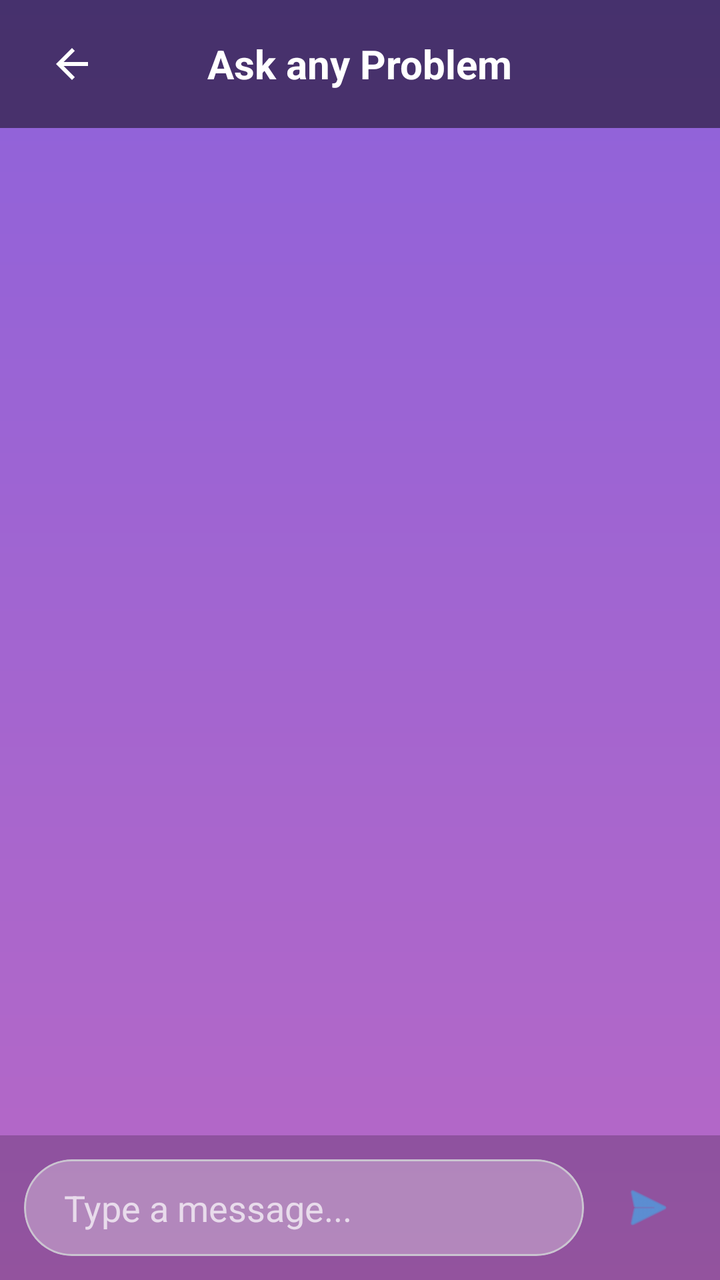
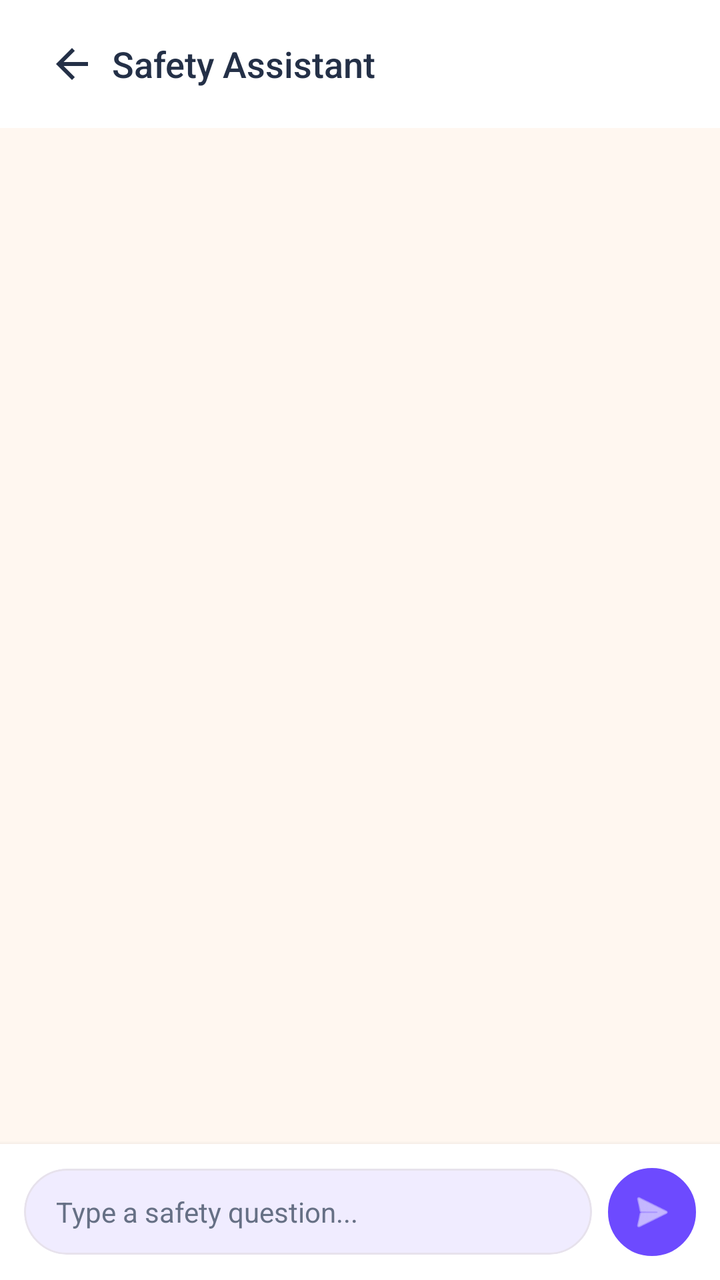

Compare the two renders of this Android layout. The source of the first and the diff that turns it into the second are given below.
<!-- AndroidManifest.xml: application theme Theme.EmpowHer -->
<!-- res/layout/activity_chat_bot.xml -->
<?xml version="1.0" encoding="utf-8"?>
<androidx.constraintlayout.widget.ConstraintLayout xmlns:android="http://schemas.android.com/apk/res/android"
    xmlns:app="http://schemas.android.com/apk/res-auto"
    android:layout_width="match_parent"
    android:layout_height="match_parent"
    android:background="@drawable/bg">

    <androidx.appcompat.widget.Toolbar
        android:id="@+id/toolbar"
        android:layout_width="match_parent"
        android:layout_height="?attr/actionBarSize"
        android:background="#80000000"
        app:layout_constraintTop_toTopOf="parent">

        <ImageView
            android:id="@+id/backBtn"
            android:layout_width="wrap_content"
            android:layout_height="wrap_content"
            android:src="@drawable/ic_arrow_back"
            android:padding="8dp"/>

        <TextView
            android:layout_width="wrap_content"
            android:layout_height="wrap_content"
            android:text="Ask any Problem"
            android:textColor="@color/white"
            android:textSize="20sp"
            android:layout_gravity="center"
            android:textStyle="bold"/>

    </androidx.appcompat.widget.Toolbar>

    <androidx.recyclerview.widget.RecyclerView
        android:id="@+id/chatRecyclerView"
        android:layout_width="match_parent"
        android:layout_height="0dp"
        android:padding="16dp"
        android:clipToPadding="false"
        app:layout_constraintBottom_toTopOf="@+id/inputContainer"
        app:layout_constraintTop_toBottomOf="@id/toolbar"/>

    <LinearLayout
        android:id="@+id/inputContainer"
        android:layout_width="match_parent"
        android:layout_height="wrap_content"
        android:background="#33000000"
        android:orientation="horizontal"
        android:padding="12dp"
        app:layout_constraintBottom_toBottomOf="parent">

        <com.google.android.material.card.MaterialCardView
            android:layout_width="0dp"
            android:layout_height="wrap_content"
            android:layout_weight="1"
            app:cardBackgroundColor="#4DFFFFFF"
            app:cardCornerRadius="24dp"
            app:cardElevation="0dp">

            <EditText
                android:id="@+id/messageInput"
                android:layout_width="match_parent"
                android:layout_height="wrap_content"
                android:background="@android:color/transparent"
                android:hint="Type a message..."
                android:padding="12dp"
                android:paddingStart="20dp"
                android:textColor="@color/white"
                android:textColorHint="#B3FFFFFF" />
        </com.google.android.material.card.MaterialCardView>

        <ImageView
            android:id="@+id/sendBtn"
            android:layout_width="48dp"
            android:layout_height="48dp"
            android:layout_gravity="center"
            android:layout_marginStart="8dp"
            android:padding="10dp"
            android:src="@android:drawable/ic_menu_send"
            app:tint="#38b4F3"
             />
    </LinearLayout>

</androidx.constraintlayout.widget.ConstraintLayout>
<!-- resources referenced by this layout -->
<resources>
  <color name="white">#FFFFFF</color>
  <!-- drawable bg (drawable) -->
  <?xml version="1.0" encoding="utf-8"?>
  <shape xmlns:android="http://schemas.android.com/apk/res/android">
      <gradient android:type="linear" android:angle="100"
          android:startColor="#8E62DB" android:endColor="#B768C5" />
  
  </shape>
  <!-- drawable ic_arrow_back (drawable) -->
  <vector xmlns:android="http://schemas.android.com/apk/res/android"
      android:width="24dp"
      android:height="24dp"
      android:viewportWidth="24"
      android:viewportHeight="24"
      android:tint="#FFFFFF">
    <path
        android:fillColor="@android:color/white"
        android:pathData="M20,11H7.83l5.59,-5.59L12,4l-8,8 8,8 1.41,-1.41L7.83,13H20v-2z"/>
  </vector>
  <style name="Theme.EmpowHer" parent="Base.Theme.EmpowHer" />
  <style name="Base.Theme.EmpowHer" parent="Theme.Material3.DayNight.NoActionBar">
          <item name="colorPrimary">@color/deep_purple</item>
          <item name="colorOnPrimary">@color/white</item>
          <item name="colorSecondary">@color/deep_purple</item>
          <item name="colorSurface">@color/woshield_card_bg</item>
          <item name="android:windowBackground">@color/woshield_bg</item>
          <item name="android:statusBarColor">@color/dark_purple</item>
      </style>
  <color name="deep_purple">#6D3DB8</color>
  <color name="woshield_card_bg">#FFFFFF</color>
  <color name="woshield_bg">#F8F6FC</color>
  <color name="dark_purple">#382253</color>
</resources>

<!-- the commit's change to res/layout/activity_chat_bot.xml (unified diff, before → after) -->
@@ -3,30 +3,33 @@
     xmlns:app="http://schemas.android.com/apk/res-auto"
     android:layout_width="match_parent"
     android:layout_height="match_parent"
-    android:background="@drawable/bg">
+    android:background="@color/warm_ivory">
 
     <androidx.appcompat.widget.Toolbar
         android:id="@+id/toolbar"
         android:layout_width="match_parent"
         android:layout_height="?attr/actionBarSize"
-        android:background="#80000000"
+        android:background="@color/surface_card"
+        app:elevation="2dp"
         app:layout_constraintTop_toTopOf="parent">
 
         <ImageView
             android:id="@+id/backBtn"
-            android:layout_width="wrap_content"
-            android:layout_height="wrap_content"
+            android:layout_width="40dp"
+            android:layout_height="40dp"
+            android:padding="8dp"
+            android:background="?attr/selectableItemBackgroundBorderless"
             android:src="@drawable/ic_arrow_back"
-            android:padding="8dp"/>
+            app:tint="@color/midnight_slate" />
 
         <TextView
             android:layout_width="wrap_content"
             android:layout_height="wrap_content"
-            android:text="Ask any Problem"
-            android:textColor="@color/white"
-            android:textSize="20sp"
-            android:layout_gravity="center"
-            android:textStyle="bold"/>
+            android:layout_marginStart="8dp"
+            android:text="Safety Assistant"
+            android:textColor="@color/midnight_slate"
+            android:textSize="18sp"
+            android:fontFamily="sans-serif-medium" />
 
     </androidx.appcompat.widget.Toolbar>
 
@@ -37,13 +40,15 @@
         android:padding="16dp"
         android:clipToPadding="false"
         app:layout_constraintBottom_toTopOf="@+id/inputContainer"
-        app:layout_constraintTop_toBottomOf="@id/toolbar"/>
+        app:layout_constraintTop_toBottomOf="@id/toolbar" />
 
     <LinearLayout
         android:id="@+id/inputContainer"
         android:layout_width="match_parent"
         android:layout_height="wrap_content"
-        android:background="#33000000"
+        android:background="@color/surface_card"
+        android:elevation="4dp"
+        android:gravity="center_vertical"
         android:orientation="horizontal"
         android:padding="12dp"
         app:layout_constraintBottom_toBottomOf="parent">
@@ -52,32 +57,35 @@
             android:layout_width="0dp"
             android:layout_height="wrap_content"
             android:layout_weight="1"
-            app:cardBackgroundColor="#4DFFFFFF"
+            app:cardBackgroundColor="@color/soft_violet"
             app:cardCornerRadius="24dp"
-            app:cardElevation="0dp">
+            app:cardElevation="0dp"
+            app:strokeColor="@color/subtle_border"
+            app:strokeWidth="1dp">
 
             <EditText
                 android:id="@+id/messageInput"
                 android:layout_width="match_parent"
                 android:layout_height="wrap_content"
                 android:background="@android:color/transparent"
-                android:hint="Type a message..."
-                android:padding="12dp"
-                android:paddingStart="20dp"
-                android:textColor="@color/white"
-                android:textColorHint="#B3FFFFFF" />
+                android:hint="Type a safety question..."
+                android:paddingHorizontal="16dp"
+                android:paddingVertical="12dp"
+                android:textColor="@color/midnight_slate"
+                android:textColorHint="@color/secondary_slate"
+                android:textSize="14sp" />
         </com.google.android.material.card.MaterialCardView>
 
         <ImageView
             android:id="@+id/sendBtn"
-            android:layout_width="48dp"
-            android:layout_height="48dp"
-            android:layout_gravity="center"
+            android:layout_width="44dp"
+            android:layout_height="44dp"
             android:layout_marginStart="8dp"
+            android:background="@drawable/rounded_corner"
+            android:backgroundTint="@color/royal_violet"
             android:padding="10dp"
             android:src="@android:drawable/ic_menu_send"
-            app:tint="#38b4F3"
-             />
+            app:tint="@color/white" />
     </LinearLayout>
 
 </androidx.constraintlayout.widget.ConstraintLayout>
<!-- resource entries referenced after the edit -->
@@ -1,13 +1,13 @@
 <!-- resources referenced by this layout -->
 <resources>
+  <color name="midnight_slate">#243047</color>
+  <color name="royal_violet">#6D4AFF</color>
+  <color name="secondary_slate">#667085</color>
+  <color name="soft_violet">#F0ECFF</color>
+  <color name="subtle_border">#E7E2EC</color>
+  <color name="surface_card">#FFFFFF</color>
+  <color name="warm_ivory">#FFF7F0</color>
   <color name="white">#FFFFFF</color>
-  <!-- drawable bg (drawable) -->
-  <?xml version="1.0" encoding="utf-8"?>
-  <shape xmlns:android="http://schemas.android.com/apk/res/android">
-      <gradient android:type="linear" android:angle="100"
-          android:startColor="#8E62DB" android:endColor="#B768C5" />
-  
-  </shape>
   <!-- drawable ic_arrow_back (drawable) -->
   <vector xmlns:android="http://schemas.android.com/apk/res/android"
       android:width="24dp"
@@ -19,18 +19,35 @@
         android:fillColor="@android:color/white"
         android:pathData="M20,11H7.83l5.59,-5.59L12,4l-8,8 8,8 1.41,-1.41L7.83,13H20v-2z"/>
   </vector>
+  <!-- drawable rounded_corner (drawable) -->
+  <?xml version="1.0" encoding="utf-8"?>
+  <shape xmlns:android="http://schemas.android.com/apk/res/android"
+      android:shape="rectangle">
+      <corners android:radius="24dp"/>
+      <stroke android:width="1dip" android:color="@color/white"/>
+  
+  </shape>
   <style name="Theme.EmpowHer" parent="Base.Theme.EmpowHer" />
   <style name="Base.Theme.EmpowHer" parent="Theme.Material3.DayNight.NoActionBar">
-          <item name="colorPrimary">@color/deep_purple</item>
+          <item name="colorPrimary">@color/royal_violet</item>
           <item name="colorOnPrimary">@color/white</item>
-          <item name="colorSecondary">@color/deep_purple</item>
+          <item name="colorSecondary">@color/royal_violet</item>
           <item name="colorSurface">@color/woshield_card_bg</item>
           <item name="android:windowBackground">@color/woshield_bg</item>
-          <item name="android:statusBarColor">@color/dark_purple</item>
+          <item name="android:statusBarColor">@color/woshield_bg</item>
+          <item name="android:windowLightStatusBar" tools:targetApi="m">true</item>
+          <item name="materialCardViewStyle">@style/Widget.Woshield.Card</item>
       </style>
-  <color name="deep_purple">#6D3DB8</color>
   <color name="woshield_card_bg">#FFFFFF</color>
-  <color name="woshield_bg">#F8F6FC</color>
-  <color name="dark_purple">#382253</color>
+  <color name="woshield_bg">#FFF7F0</color>
+  <style name="Widget.Woshield.Card" parent="Widget.Material3.CardView.Elevated">
+          <item name="cardCornerRadius">@dimen/radius_card</item>
+          <item name="cardElevation">@dimen/elevation_card</item>
+          <item name="strokeWidth">1dp</item>
+          <item name="strokeColor">@color/subtle_border</item>
+          <item name="cardBackgroundColor">@color/woshield_card_bg</item>
+      </style>
+  <dimen name="radius_card">16dp</dimen>
+  <dimen name="elevation_card">2dp</dimen>
 </resources>
 
